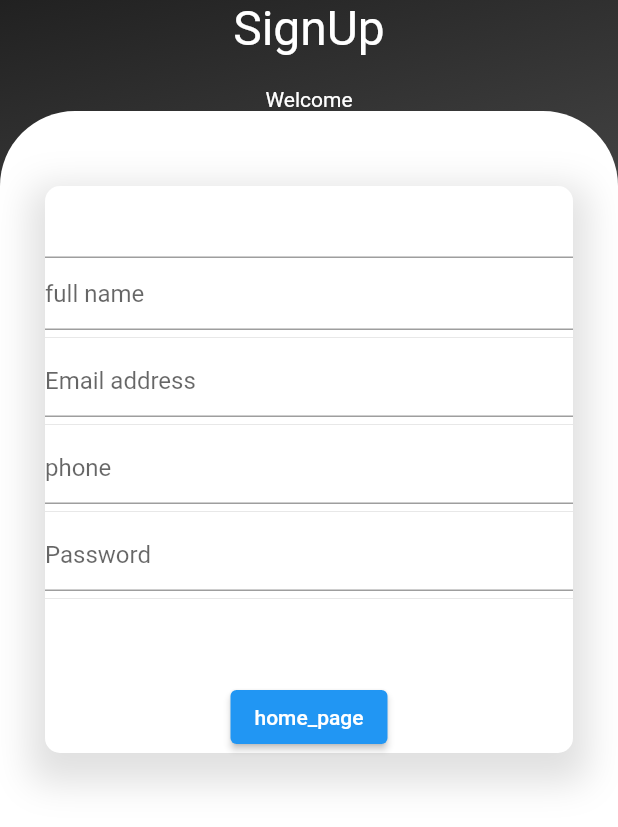
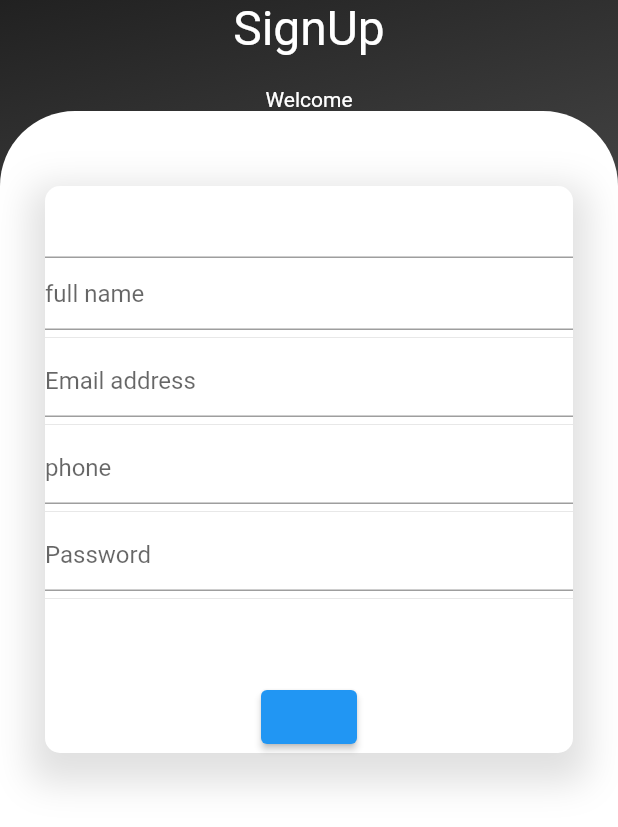
Before and after one commit to Mohammad0Iyad/newtask, a Flutter app: the screen it shows after launch, on a phone screen of 412 x 824 dp. Shown: the top 827 px of the screen. Run offline on Flutter 3.47's test engine with Material 2 defaults, Android fonts, the phone set to English and light mode, and no system bars.

Commit message:
change color

```diff
--- a/lib/signup1_screeen.dart
+++ b/lib/signup1_screeen.dart
@@ -20,7 +20,7 @@ class _SignUp1ScreenState extends State<SignUp1Screen> {
                   colors: [
                     Colors.grey.shade900,
                     Colors.grey.shade700,
-                    Colors.grey,
+                    Colors.grey.shade300,
                   ])),
           child: Column(
             children: [
@@ -81,11 +81,9 @@ class _SignUp1ScreenState extends State<SignUp1Screen> {
                               hintText: "Password")),
                           Divider(height: 10, thickness: .5,),
                           SizedBox(height: 50,),
-                          ElevatedButton(onPressed: () {
-                            Navigator.push(context, MaterialPageRoute(
-                                builder: (context) => HomePage()));
-                          }
-                              , child: Text("home_page"))
+                        // this is button for tow pages
+                          ElevatedButton(onPressed: (){}, child: Text("")),
+
                         ],
                       ),
                       )
```
Also changed, not shown: 1 other file.
